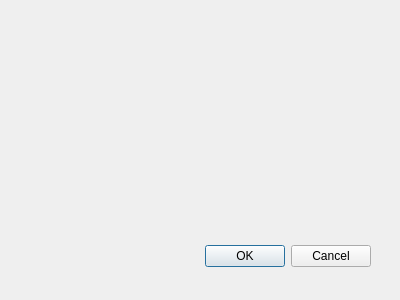
The window that affine_dialog_base.ui (ctu-fgis/2019-c-qgis-affine) describes before a commit, drawn with Qt 5.
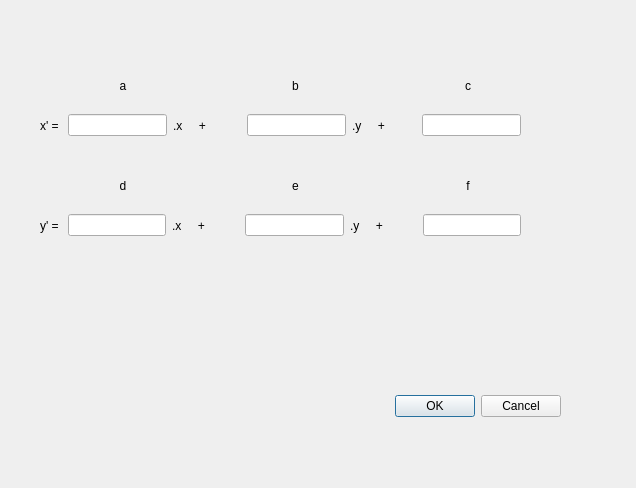
The same window after the commit.

Commit message: Matrix implemented (without counting)

```diff
--- a/affine_dialog_base.ui
+++ b/affine_dialog_base.ui
@@ -1,22 +1,22 @@
 <ui version="4.0" >
  <class>AffineDialogBase</class>
- <widget class="QDialog" name="AffineDialogBase" >
-  <property name="geometry" >
+ <widget class="QDialog" name="AffineDialogBase">
+  <property name="geometry">
    <rect>
     <x>0</x>
     <y>0</y>
-    <width>400</width>
-    <height>300</height>
+    <width>636</width>
+    <height>488</height>
    </rect>
   </property>
   <property name="windowTitle" >
    <string>Affine transformer</string>
   </property>
-  <widget class="QDialogButtonBox" name="button_box" >
-   <property name="geometry" >
+  <widget class="QDialogButtonBox" name="button_box">
+   <property name="geometry">
     <rect>
-     <x>30</x>
-     <y>240</y>
+     <x>220</x>
+     <y>390</y>
      <width>341</width>
      <height>32</height>
     </rect>
@@ -28,6 +28,229 @@
     <set>QDialogButtonBox::Cancel|QDialogButtonBox::Ok</set>
    </property>
   </widget>
+  <widget class="QWidget" name="horizontalLayoutWidget">
+   <property name="geometry">
+    <rect>
+     <x>40</x>
+     <y>110</y>
+     <width>481</width>
+     <height>31</height>
+    </rect>
+   </property>
+   <layout class="QHBoxLayout" name="horizontalLayout">
+    <item>
+     <widget class="QLabel" name="xc1">
+      <property name="text">
+       <string>x' = </string>
+      </property>
+     </widget>
+    </item>
+    <item>
+     <widget class="QLineEdit" name="a_Ledit"/>
+    </item>
+    <item>
+     <widget class="QLabel" name="x11">
+      <property name="text">
+       <string>.x     + </string>
+      </property>
+     </widget>
+    </item>
+    <item>
+     <spacer name="horizontalSpacer_5">
+      <property name="orientation">
+       <enum>Qt::Horizontal</enum>
+      </property>
+      <property name="sizeHint" stdset="0">
+       <size>
+        <width>40</width>
+        <height>20</height>
+       </size>
+      </property>
+     </spacer>
+    </item>
+    <item>
+     <widget class="QLineEdit" name="b_Ledit"/>
+    </item>
+    <item>
+     <widget class="QLabel" name="y11">
+      <property name="text">
+       <string>.y     +</string>
+      </property>
+     </widget>
+    </item>
+    <item>
+     <spacer name="horizontalSpacer_6">
+      <property name="orientation">
+       <enum>Qt::Horizontal</enum>
+      </property>
+      <property name="sizeHint" stdset="0">
+       <size>
+        <width>40</width>
+        <height>20</height>
+       </size>
+      </property>
+     </spacer>
+    </item>
+    <item>
+     <widget class="QLineEdit" name="c_Ledit"/>
+    </item>
+   </layout>
+  </widget>
+  <widget class="QWidget" name="horizontalLayoutWidget_2">
+   <property name="geometry">
+    <rect>
+     <x>40</x>
+     <y>70</y>
+     <width>511</width>
+     <height>31</height>
+    </rect>
+   </property>
+   <layout class="QHBoxLayout" name="horizontalLayout_2">
+    <item>
+     <widget class="QLabel" name="a1">
+      <property name="text">
+       <string>a</string>
+      </property>
+      <property name="alignment">
+       <set>Qt::AlignCenter</set>
+      </property>
+     </widget>
+    </item>
+    <item>
+     <widget class="QLabel" name="b1">
+      <property name="text">
+       <string>b</string>
+      </property>
+      <property name="alignment">
+       <set>Qt::AlignCenter</set>
+      </property>
+     </widget>
+    </item>
+    <item>
+     <widget class="QLabel" name="c1">
+      <property name="text">
+       <string>c</string>
+      </property>
+      <property name="alignment">
+       <set>Qt::AlignCenter</set>
+      </property>
+     </widget>
+    </item>
+   </layout>
+  </widget>
+  <widget class="QWidget" name="horizontalLayoutWidget_3">
+   <property name="geometry">
+    <rect>
+     <x>40</x>
+     <y>210</y>
+     <width>481</width>
+     <height>31</height>
+    </rect>
+   </property>
+   <layout class="QHBoxLayout" name="horizontalLayout_3">
+    <item>
+     <widget class="QLabel" name="yc1">
+      <property name="text">
+       <string>y' = </string>
+      </property>
+     </widget>
+    </item>
+    <item>
+     <widget class="QLineEdit" name="d_Ledit"/>
+    </item>
+    <item>
+     <widget class="QLabel" name="x12">
+      <property name="text">
+       <string>.x     + </string>
+      </property>
+     </widget>
+    </item>
+    <item>
+     <spacer name="horizontalSpacer_7">
+      <property name="orientation">
+       <enum>Qt::Horizontal</enum>
+      </property>
+      <property name="sizeHint" stdset="0">
+       <size>
+        <width>40</width>
+        <height>20</height>
+       </size>
+      </property>
+     </spacer>
+    </item>
+    <item>
+     <widget class="QLineEdit" name="e_Ledit"/>
+    </item>
+    <item>
+     <widget class="QLabel" name="y12">
+      <property name="text">
+       <string>.y     + </string>
+      </property>
+     </widget>
+    </item>
+    <item>
+     <spacer name="horizontalSpacer_8">
+      <property name="orientation">
+       <enum>Qt::Horizontal</enum>
+      </property>
+      <property name="sizeHint" stdset="0">
+       <size>
+        <width>40</width>
+        <height>20</height>
+       </size>
+      </property>
+     </spacer>
+    </item>
+    <item>
+     <widget class="QLineEdit" name="f_Ledit"/>
+    </item>
+   </layout>
+  </widget>
+  <widget class="QWidget" name="horizontalLayoutWidget_4">
+   <property name="geometry">
+    <rect>
+     <x>40</x>
+     <y>170</y>
+     <width>511</width>
+     <height>31</height>
+    </rect>
+   </property>
+   <layout class="QHBoxLayout" name="horizontalLayout_4">
+    <item>
+     <widget class="QLabel" name="d1">
+      <property name="text">
+       <string>d</string>
+      </property>
+      <property name="alignment">
+       <set>Qt::AlignCenter</set>
+      </property>
+      <property name="wordWrap">
+       <bool>false</bool>
+      </property>
+     </widget>
+    </item>
+    <item>
+     <widget class="QLabel" name="e1">
+      <property name="text">
+       <string>e</string>
+      </property>
+      <property name="alignment">
+       <set>Qt::AlignCenter</set>
+      </property>
+     </widget>
+    </item>
+    <item>
+     <widget class="QLabel" name="f1">
+      <property name="text">
+       <string>f</string>
+      </property>
+      <property name="alignment">
+       <set>Qt::AlignCenter</set>
+      </property>
+     </widget>
+    </item>
+   </layout>
+  </widget>
  </widget>
  <resources/>
  <connections>
```
Left out of the diff: 33 changed lines with no effect on the pictures.
